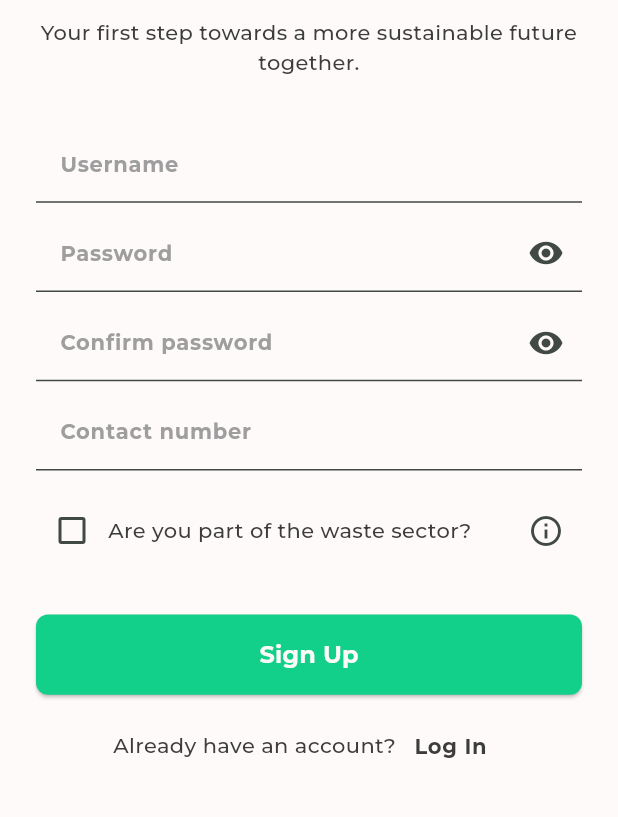
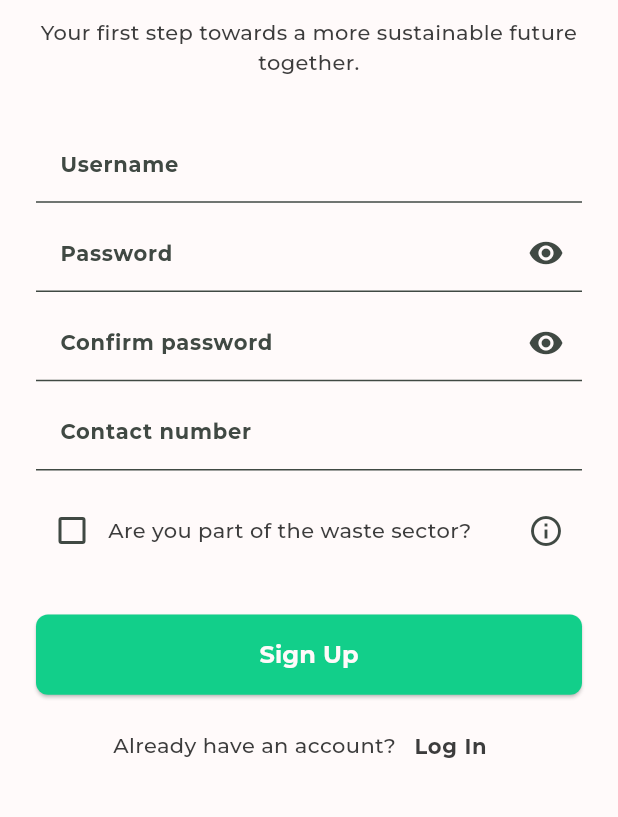
Before and after one commit to simonvque/ISPROJ2REGAIN_MOBILE, a Flutter app: the RegistrationScreen screen opened directly, on a phone screen of 412 x 824 dp, the part 305-1122 px from its top. Run offline on Flutter 3.47's test engine with Material 3 defaults, Android fonts, the phone set to English and light mode, and no system bars; our stand-ins replace carousel_slider, flutter_markdown, get, get_storage, iconsax_flutter, percent_indicator and 1 more; accounts and stored records are empty; network calls fail; project files that could hold a hidden picture were left out; key blocks and very long unbroken strings in the code were emptied for the run.

Commit message:
updated textfield

```diff
--- a/lib/themes/elements/input fields/regain_textbox.dart
+++ b/lib/themes/elements/input fields/regain_textbox.dart
@@ -1,62 +1,40 @@
-// import 'package:flutter/material.dart';
-//
-// import '../../../constants/colors.dart';
-//
+// TODO Implement this library.import 'package:flutter/material.dart';
+
+import 'package:flutter/cupertino.dart';
+import 'package:flutter/material.dart';
+
+import '../../../constants/colors.dart';
+
+
 // class RegainTextbox extends StatelessWidget {
 //   final String? labelText;
 //   final String? hintText;
 //   final Color focusedBorderColor;
-//   final Color fontColor;
-//   final Color iconColor;
-//   final Color fillColor;
-//   final Color hintAndLabelTextColor;
 //   final TextInputType keyboardType;
 //   final Widget? prefixIcon;
 //   final Widget? suffixIcon;
 //   final bool isUnderlineBorder;
-//   final TextEditingController? controller;
 //
 //   const RegainTextbox({
 //     Key? key,
-//     this.controller,
 //     this.labelText,
 //     this.hintText,
 //     this.focusedBorderColor = green,
-//     this.fontColor = black,
-//     this.iconColor = black,
-//     this.fillColor = white,
-//     this.hintAndLabelTextColor = black,
 //     this.keyboardType = TextInputType.text,
 //     this.prefixIcon,
 //     this.suffixIcon,
-//     this.isUnderlineBorder = false,
+//     this.isUnderlineBorder = false, // Default to border on all sides
 //   }) : super(key: key);
 //
 //   @override
 //   Widget build(BuildContext context) {
 //     return TextFormField(
-//       controller: controller,
 //       keyboardType: keyboardType,
-//       style: TextStyle(color: fontColor),
 //       decoration: InputDecoration(
 //         labelText: labelText,
-//         labelStyle: TextStyle(color: hintAndLabelTextColor), // Set label text color
 //         hintText: hintText,
-//         hintStyle: TextStyle(color: hintAndLabelTextColor), // Set hint text color
-//         prefixIcon: prefixIcon != null
-//             ? IconTheme(
-//           data: IconThemeData(color: iconColor),
-//           child: prefixIcon!,
-//         )
-//             : null,
-//         suffixIcon: suffixIcon != null
-//             ? IconTheme(
-//           data: IconThemeData(color: iconColor),
-//           child: suffixIcon!,
-//         )
-//             : null,
-//         filled: true,
-//         fillColor: fillColor,
+//         prefixIcon: prefixIcon,
+//         suffixIcon: suffixIcon,
 //         border: isUnderlineBorder
 //             ? UnderlineInputBorder(
 //           borderSide: BorderSide(color: focusedBorderColor),
@@ -76,10 +54,6 @@
 //   }
 // }
 
-import 'package:flutter/material.dart';
-
-import '../../../constants/colors.dart';
-
 class RegainTextbox extends StatelessWidget {
   final String? labelText;
   final String? hintText;
@@ -87,43 +61,34 @@ class RegainTextbox extends StatelessWidget {
   final Color fontColor;
   final Color iconColor;
   final Color fillColor;
-  final Color hintAndLabelTextColor;
   final TextInputType keyboardType;
   final Widget? prefixIcon;
   final Widget? suffixIcon;
   final bool isUnderlineBorder;
-  final TextEditingController? controller;
-  final bool obscureText;
 
   const RegainTextbox({
     Key? key,
-    this.controller,
     this.labelText,
     this.hintText,
     this.focusedBorderColor = green,
     this.fontColor = black,
-    this.iconColor = Colors.grey,
+    this.iconColor = black,
     this.fillColor = white,
-    this.hintAndLabelTextColor = Colors.grey,
     this.keyboardType = TextInputType.text,
     this.prefixIcon,
     this.suffixIcon,
-    this.isUnderlineBorder = false,
-    this.obscureText = false,
+    this.isUnderlineBorder = false, // Default to border on all sides
   }) : super(key: key);
 
   @override
   Widget build(BuildContext context) {
     return TextFormField(
-      controller: controller,
       keyboardType: keyboardType,
-      obscureText: obscureText,
       style: TextStyle(color: fontColor),
       decoration: InputDecoration(
         labelText: labelText,
-        labelStyle: TextStyle(color: hintAndLabelTextColor),
         hintText: hintText,
-        hintStyle: TextStyle(color: hintAndLabelTextColor),
+        hintStyle: TextStyle(color: fontColor),
         prefixIcon: prefixIcon != null
             ? IconTheme(
           data: IconThemeData(color: iconColor),
```
